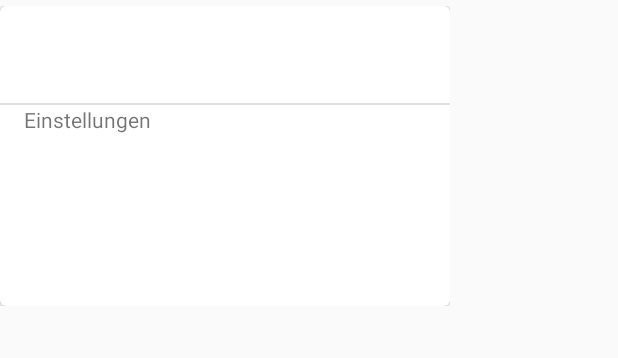
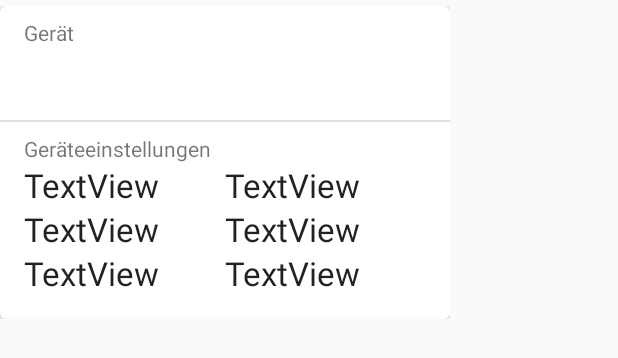
Before and after one commit to rene-anderes/TrejnadoApp, an Android app: the layout program_item.xml on its own in the app's theme, with its tools: preview values and no code run, on a phone screen of 412 x 824 dp. Shown: the top 358 px of the screen. Run offline under Robolectric (Android 15) with nearby library versions, the phone set to English and light mode, and no system bars; Roboto replaces fonts that are not available here.

Commit message:
Trainingsprogramm Detail

```diff
--- a/trejnadoApp/src/main/java/org/anderes/app/trejnado/gui/MachinelistAdapter.kt
+++ b/trejnadoApp/src/main/java/org/anderes/app/trejnado/gui/MachinelistAdapter.kt
@@ -1,5 +1,6 @@
 package org.anderes.app.trejnado.gui
 
+import android.support.v7.widget.LinearLayoutManager
 import android.support.v7.widget.RecyclerView
 import android.view.LayoutInflater
 import android.view.View
@@ -24,6 +25,8 @@ class MachinelistAdapter(options: FirebaseRecyclerOptions<TrainingMachine>) :
     override fun onBindViewHolder(viewHolder: TrainingMachineViewHolder, position: Int, model: TrainingMachine) {
         viewHolder.machineName.text = model.name
         viewHolder.machineName.visibility = TextView.VISIBLE
+        val settinglistView: RecyclerView = viewHolder.itemView.findViewById(R.id.machine_settings_view_id)
+        settinglistView.adapter = SettinglistAdapter(model.settings)
     }
 
     class TrainingMachineViewHolder: RecyclerView.ViewHolder {
--- /dev/null
+++ b/trejnadoApp/src/main/res/layout/machine_setting_item.xml
@@ -0,0 +1,17 @@
+<?xml version="1.0" encoding="utf-8"?>
+<LinearLayout xmlns:android="http://schemas.android.com/apk/res/android"
+              android:layout_width="match_parent"
+              android:layout_height="wrap_content"
+              android:orientation="horizontal">
+
+    <TextView
+            android:text="TextView"
+            style="@android:style/TextAppearance.Material.Large"
+            android:layout_width="wrap_content"
+            android:layout_height="wrap_content" android:id="@+id/machine_setting_desc_id" android:layout_weight="1"/>
+    <TextView
+            android:text="TextView"
+            style="@android:style/TextAppearance.Material.Large"
+            android:layout_width="wrap_content"
+            android:layout_height="wrap_content" android:id="@+id/machine_setting_id" android:layout_weight="1"/>
+</LinearLayout>
--- a/trejnadoApp/src/main/res/layout/program_item.xml
+++ b/trejnadoApp/src/main/res/layout/program_item.xml
@@ -1,8 +1,13 @@
 <?xml version="1.0" encoding="utf-8"?>
-<LinearLayout xmlns:android="http://schemas.android.com/apk/res/android"
+<LinearLayout
+        xmlns:android="http://schemas.android.com/apk/res/android"
+        xmlns:app="http://schemas.android.com/apk/res-auto"
+        xmlns:tools="http://schemas.android.com/tools"
               android:orientation="vertical"
               android:layout_width="wrap_content"
-              android:layout_height="wrap_content" android:paddingBottom="4dp" android:paddingTop="4dp">
+              android:layout_height="wrap_content"
+              android:paddingBottom="4dp"
+              android:paddingTop="4dp">
 
     <!-- A CardView that contains a TextView -->
     <android.support.v7.widget.CardView
@@ -10,21 +15,28 @@
             android:id="@+id/card_view"
             android:layout_gravity="center"
             android:layout_width="300dp"
-            android:layout_height="200dp"
-            card_view:cardCornerRadius="4dp"
-    >
+            android:layout_height="wrap_content"
+            card_view:cardCornerRadius="4dp">
 
         <LinearLayout
                 android:orientation="vertical"
                 android:layout_width="match_parent"
                 android:layout_height="match_parent">
             <TextView
+                    android:text="@string/text_machine"
+                    android:layout_width="match_parent"
+                    android:layout_height="wrap_content" android:id="@+id/textView" android:layout_marginLeft="16dp"
+                    android:layout_marginRight="16dp" android:gravity="left" android:layout_marginBottom="0dp"
+                    android:layout_marginTop="8dp"/>
+            <TextView
                     android:id="@+id/program_machine_name_id"
                     android:layout_width="match_parent"
                     android:layout_height="wrap_content"
-                    android:layout_margin="16dp"
                     style="@android:style/TextAppearance.Material.Large"
-                    android:textSize="24sp" android:textStyle="bold" android:gravity="center_horizontal"/>
+                    android:textSize="24sp"
+                    android:textStyle="bold"
+                    android:gravity="center_horizontal" android:layout_marginLeft="16dp"
+                    android:layout_marginRight="16dp" android:layout_marginBottom="16dp"/>
             <View
                     android:id="@+id/divider2"
                     android:layout_width="match_parent"
@@ -32,12 +44,22 @@
                     android:background="?android:attr/listDivider"
             />
             <TextView
-                    android:text="Einstellungen"
+                    android:text="@string/text_machine_settings"
                     android:layout_width="wrap_content"
-                    android:layout_height="wrap_content" android:id="@+id/textView" android:paddingLeft="16dp"/>
+                    android:layout_height="wrap_content"
+                    android:id="@+id/program_machine_settings"
+                    android:paddingLeft="16dp"
+                    android:paddingRight="16dp" android:paddingTop="8dp"/>
             <android.support.v7.widget.RecyclerView
                     android:layout_width="match_parent"
-                    android:layout_height="match_parent" android:paddingLeft="16dp"/>
+                    android:layout_height="match_parent"
+                    android:paddingLeft="16dp"
+                    android:paddingRight="16dp"
+                    app:layoutManager="android.support.v7.widget.LinearLayoutManager"
+                    tools:context=".gui.ProgramActivity"
+                    tools:listitem="@layout/machine_setting_item"
+                    android:id="@+id/machine_settings_view_id" android:paddingBottom="16dp"/>
+
         </LinearLayout>
 
     </android.support.v7.widget.CardView>
--- a/trejnadoApp/src/main/res/values/strings.xml
+++ b/trejnadoApp/src/main/res/values/strings.xml
@@ -3,4 +3,6 @@
     <string name="action_settings">Settings</string>
     <string name="machine_name">Gerätebezeichnung</string>
     <string name="programlist">Trainingsprogramme</string>
+    <string name="text_machine_settings">Geräteeinstellungen</string>
+    <string name="text_machine">Gerät</string>
 </resources>
```
Also changed, not shown: trejnadoApp/src/main/java/org/anderes/app/trejnado/gui/SettinglistAdapter.kt (+16 -8 lines).
